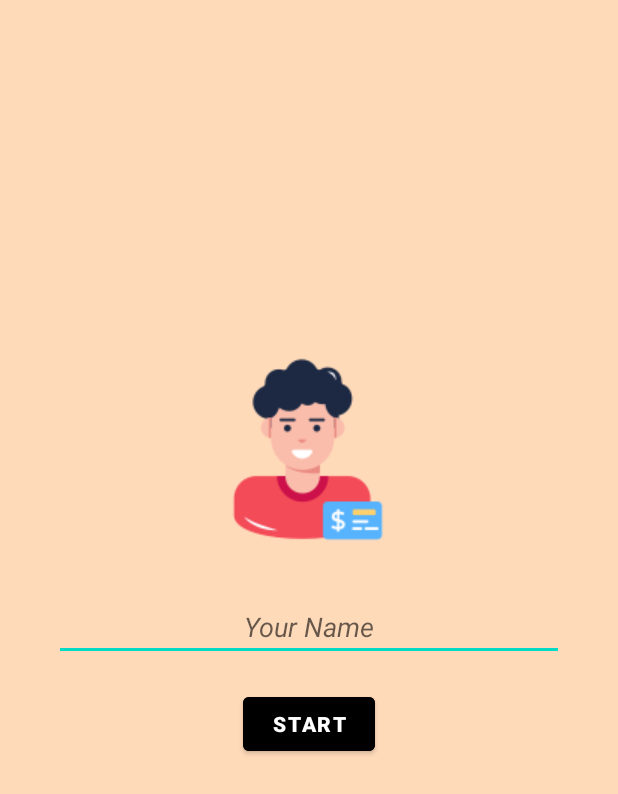
After one commit to SurajaBaral/MADQuizApp, an Android app: the layout activity_name.xml on its own in the app's theme, with its tools: preview values and no code run, on a phone screen of 412 x 824 dp. The commit adds this screen. Shown: the top 794 px of the screen. Run offline under Robolectric (Android 15) with nearby library versions, the phone set to English and light mode, and no system bars.

```diff
--- a/app/src/main/AndroidManifest.xml
+++ b/app/src/main/AndroidManifest.xml
@@ -31,6 +31,11 @@
                 android:name="android.app.lib_name"
                 android:value="" />
         </activity>
+
+        <activity android:name=".NameActivity"
+            android:exported="false">
+        </activity>
+
     </application>
 
 </manifest>
--- a/app/src/main/java/com/suraja/madquiz/SplashScreen.java
+++ b/app/src/main/java/com/suraja/madquiz/SplashScreen.java
@@ -17,7 +17,7 @@ public class SplashScreen extends AppCompatActivity {
         new Handler().postDelayed(new Runnable() {
             @Override
             public void run() {
-                Intent intent= new Intent(SplashScreen.this, MainActivity.class);
+                Intent intent= new Intent(SplashScreen.this, NameActivity.class);
                 startActivity(intent);
                 finish();
             }
--- a/app/src/main/res/layout/activity_main.xml
+++ b/app/src/main/res/layout/activity_main.xml
@@ -10,6 +10,7 @@
         android:id="@+id/tvTotalques"
         android:layout_width="wrap_content"
         android:layout_height="wrap_content"
+        android:textColor="@color/grey"
         android:text="Total Questions"
         android:textStyle="italic"
         android:layout_centerHorizontal="true"
@@ -68,11 +69,10 @@
         android:layout_width="wrap_content"
         android:layout_height="wrap_content"
         android:layout_below="@id/llChoices"
-        android:layout_centerHorizontal="true"
         android:layout_centerInParent="true"
+        android:layout_marginTop="18dp"
         android:backgroundTint="@color/white"
         android:text="Submit"
         android:textColor="@color/black"
-        android:textStyle="bold"
-        android:layout_marginTop="18dp"/>
+        android:textStyle="bold" />
 </RelativeLayout>
--- /dev/null
+++ b/app/src/main/res/layout/activity_name.xml
@@ -0,0 +1,56 @@
+<?xml version="1.0" encoding="utf-8"?>
+<androidx.constraintlayout.widget.ConstraintLayout xmlns:android="http://schemas.android.com/apk/res/android"
+    android:layout_width="match_parent"
+    android:layout_height="match_parent"
+    xmlns:app="http://schemas.android.com/apk/res-auto"
+    xmlns:tools="http://schemas.android.com/tools"
+    tools:context=".NameActivity"
+    android:background="@color/peachpuff">
+
+
+    <ImageView
+        android:id="@+id/ivName"
+        android:layout_width="wrap_content"
+        android:layout_height="wrap_content"
+        android:src="@drawable/name"
+        app:layout_constraintBottom_toBottomOf="parent"
+        app:layout_constraintEnd_toEndOf="parent"
+        app:layout_constraintHorizontal_bias="0.498"
+        app:layout_constraintStart_toStartOf="parent"
+        app:layout_constraintTop_toTopOf="parent"
+        app:layout_constraintVertical_bias="0.338" />
+
+    <EditText
+        android:id="@+id/etEntername"
+        android:hint="Your Name"
+        android:layout_width="match_parent"
+        android:layout_height="wrap_content"
+        android:textStyle="italic"
+        android:textColor="@color/grey"
+        android:gravity="center"
+        app:layout_constraintTop_toBottomOf="@+id/ivName"
+        app:layout_constraintStart_toStartOf="parent"
+        app:layout_constraintEnd_toEndOf="parent"
+        android:layout_marginTop="32dp"
+        android:layout_marginRight="36dp"
+        android:layout_marginLeft="36dp"
+        />
+
+    <Button
+        android:id="@+id/btnStart"
+        android:layout_width="wrap_content"
+        android:layout_height="wrap_content"
+        android:layout_centerInParent="true"
+        android:layout_marginTop="18dp"
+        android:backgroundTint="@color/black"
+        android:text="Start"
+        android:textColor="@color/white"
+        android:textStyle="bold"
+        app:layout_constraintTop_toBottomOf="@id/etEntername"
+        app:layout_constraintStart_toStartOf="parent"
+        app:layout_constraintEnd_toEndOf="parent"
+        app:layout_goneMarginTop="42dp"/>
+
+
+
+</androidx.constraintlayout.widget.ConstraintLayout>
--- a/app/src/main/res/values/colors.xml
+++ b/app/src/main/res/values/colors.xml
@@ -5,6 +5,7 @@
     <color name="purple_700">#FF3700B3</color>
     <color name="teal_200">#FF03DAC5</color>
     <color name="teal_700">#FF018786</color>
+    <color name="grey">#808080</color>
     <color name="black">#FF000000</color>
     <color name="white">#FFFFFFFF</color>
     <color name="peachpuff">#FFDAB9</color>
```
Also changed, not shown: app/src/main/java/com/suraja/madquiz/MainActivity.java (+28 -35 lines), app/src/main/java/com/suraja/madquiz/NameActivity.java (added, +48 -0 lines), app/src/main/res/drawable/name.png (added).
